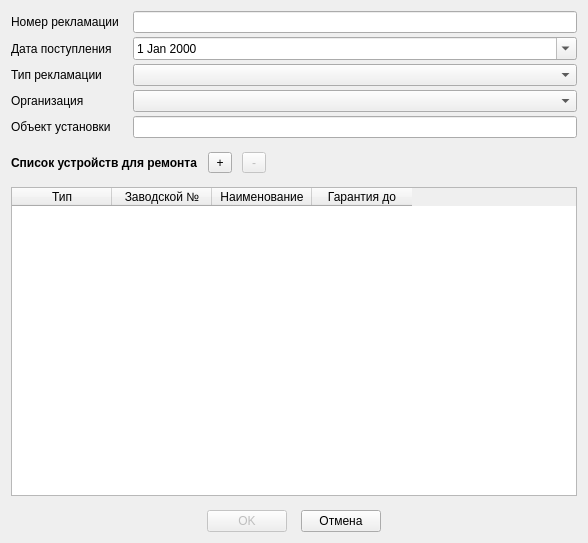
AlexeyScherbakov2021/Remont2, file Remont/claimdetail.ui: the form before one commit.
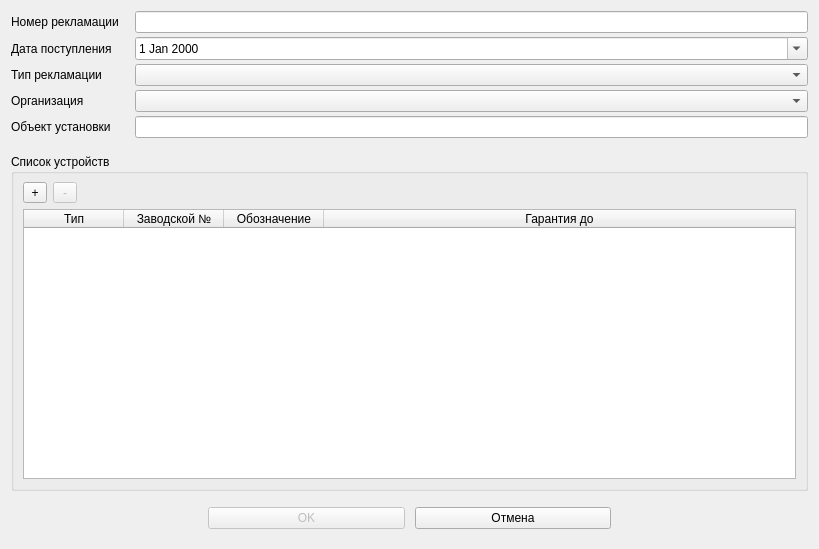
The form after the commit. Icons and pictures are not drawn.

Diff of the .ui file:
```diff
--- a/Remont/claimdetail.ui
+++ b/Remont/claimdetail.ui
@@ -6,8 +6,8 @@
    <rect>
     <x>0</x>
     <y>0</y>
-    <width>588</width>
-    <height>543</height>
+    <width>819</width>
+    <height>549</height>
    </rect>
   </property>
   <property name="windowTitle">
@@ -15,7 +15,7 @@
   </property>
   <layout class="QVBoxLayout" name="verticalLayout_2">
    <property name="spacing">
-    <number>14</number>
+    <number>16</number>
    </property>
    <item>
     <layout class="QFormLayout" name="formLayout">
@@ -82,24 +82,16 @@
     </layout>
    </item>
    <item>
+    <widget class="QGroupBox" name="groupBox">
+     <property name="title">
+      <string>Список устройств</string>
+     </property>
     <layout class="QVBoxLayout" name="verticalLayout">
+      <property name="topMargin">
+       <number>8</number>
+      </property>
      <item>
       <layout class="QHBoxLayout" name="horizontalLayout">
-       <property name="spacing">
-        <number>10</number>
-       </property>
-       <item>
-        <widget class="QLabel" name="label_8">
-         <property name="font">
-          <font>
-           <bold>true</bold>
-          </font>
-         </property>
-         <property name="text">
-          <string>Список устройств для ремонта</string>
-         </property>
-        </widget>
-       </item>
        <item>
         <widget class="QToolButton" name="tbAddDevice">
          <property name="minimumSize">
@@ -154,12 +146,24 @@
      </item>
      <item>
       <widget class="QTableWidget" name="tableWidget">
+        <property name="editTriggers">
+         <set>QAbstractItemView::EditTrigger::NoEditTriggers</set>
+        </property>
+        <property name="alternatingRowColors">
+         <bool>true</bool>
+        </property>
        <property name="selectionMode">
         <enum>QAbstractItemView::SelectionMode::SingleSelection</enum>
        </property>
        <property name="selectionBehavior">
         <enum>QAbstractItemView::SelectionBehavior::SelectRows</enum>
        </property>
+        <attribute name="horizontalHeaderStretchLastSection">
+         <bool>true</bool>
+        </attribute>
+        <attribute name="verticalHeaderDefaultSectionSize">
+         <number>24</number>
+        </attribute>
        <column>
         <property name="text">
          <string>Тип</string>
@@ -172,7 +176,7 @@
        </column>
        <column>
         <property name="text">
-         <string>Наименование</string>
+          <string>Обозначение</string>
         </property>
        </column>
        <column>
@@ -183,9 +187,22 @@
       </widget>
      </item>
     </layout>
+    </widget>
    </item>
    <item>
-    <layout class="QHBoxLayout" name="horizontalLayout_2">
+    <layout class="QHBoxLayout" name="horizontalLayout_2" stretch="0,0,0,0">
+     <property name="spacing">
+      <number>10</number>
+     </property>
+     <property name="sizeConstraint">
+      <enum>QLayout::SizeConstraint::SetDefaultConstraint</enum>
+     </property>
+     <property name="topMargin">
+      <number>0</number>
+     </property>
+     <property name="bottomMargin">
+      <number>9</number>
+     </property>
      <item>
       <spacer name="horizontalSpacer">
        <property name="orientation">
@@ -204,6 +221,12 @@
        <property name="enabled">
         <bool>false</bool>
        </property>
+       <property name="sizePolicy">
+        <sizepolicy hsizetype="MinimumExpanding" vsizetype="Fixed">
+         <horstretch>0</horstretch>
+         <verstretch>0</verstretch>
+        </sizepolicy>
+       </property>
        <property name="text">
         <string>OK</string>
        </property>
@@ -211,10 +234,22 @@
         <iconset resource="resource.qrc">
          <normaloff>:/image/Apply24x24.png</normaloff>:/image/Apply24x24.png</iconset>
        </property>
+       <property name="iconSize">
+        <size>
+         <width>24</width>
+         <height>24</height>
+        </size>
+       </property>
       </widget>
      </item>
      <item>
       <widget class="QPushButton" name="pbCancel">
+       <property name="sizePolicy">
+        <sizepolicy hsizetype="MinimumExpanding" vsizetype="Fixed">
+         <horstretch>0</horstretch>
+         <verstretch>0</verstretch>
+        </sizepolicy>
+       </property>
        <property name="text">
         <string>Отмена</string>
        </property>
@@ -222,6 +257,12 @@
         <iconset resource="resource.qrc">
          <normaloff>:/image/cancel2.png</normaloff>:/image/cancel2.png</iconset>
        </property>
+       <property name="iconSize">
+        <size>
+         <width>24</width>
+         <height>24</height>
+        </size>
+       </property>
       </widget>
      </item>
      <item>
```
Left out of the diff: 6 changed lines with no effect on the pictures. Lines whose indentation alone changed are shown as unchanged.
